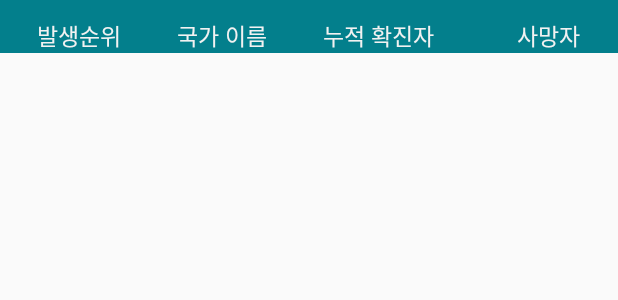
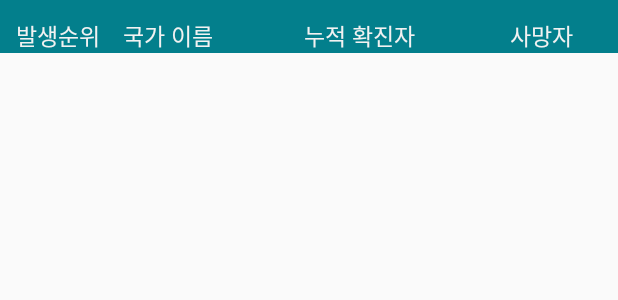
Before and after one commit to KinggodChanJong/coronaCheck1, an Android app: the layout fragment_menu3.xml on its own in the app's theme, with its tools: preview values and no code run, on a phone screen of 412 x 824 dp. Shown: the top 300 px of the screen. Run offline under Robolectric (Android 15) with nearby library versions, the phone set to English and light mode, and no system bars; Roboto replaces fonts that are not available here.

Commit message:
UI-도움말 Ver1.1.0

```diff
--- a/app/src/main/java/com/kang/coronacheck1/FirstStartActivity.java
+++ b/app/src/main/java/com/kang/coronacheck1/FirstStartActivity.java
@@ -19,7 +19,7 @@ import me.relex.circleindicator.CircleIndicator;
 
 public class FirstStartActivity extends AppCompatActivity {
 
-    private int count ;
+    private int count = 0 ;
     HelpAdaprter adapter;
     ViewPager viewPager;
     @Override
--- a/app/src/main/java/com/kang/coronacheck1/MenuFragment/Menu1Fragment.java
+++ b/app/src/main/java/com/kang/coronacheck1/MenuFragment/Menu1Fragment.java
@@ -244,6 +244,7 @@ public class Menu1Fragment extends Fragment {
                         chart.getAxisRight().setDrawGridLines(false);
                         chart.getXAxis().setDrawGridLines(false);
                         chart.getLegend().setEnabled(false);
+                        chart.setDescription(null);
 
                         //요일 아래 나오게
                         xAxis.setPosition(XAxis.XAxisPosition.BOTTOM);
@@ -251,6 +252,7 @@ public class Menu1Fragment extends Fragment {
                         yRAxis.setDrawLabels(false);
                         yRAxis.setDrawAxisLine(false);
                         yRAxis.setDrawGridLines(false);
+
 
                         //데이터 셋
                         BarData data = new BarData(days, bardataset);// MPAndroidChart v3.X 오류 발생
--- a/app/src/main/java/com/kang/coronacheck1/QrcodeActivity.java
+++ b/app/src/main/java/com/kang/coronacheck1/QrcodeActivity.java
@@ -17,8 +17,6 @@ import android.widget.Button;
 
 import androidx.appcompat.app.AppCompatActivity;
 
-import com.google.android.material.floatingactionbutton.FloatingActionButton;
-import com.nhn.android.naverlogin.OAuthLogin;
 
 import java.io.File;
 
--- a/app/src/main/res/layout/fragment_menu3.xml
+++ b/app/src/main/res/layout/fragment_menu3.xml
@@ -18,8 +18,7 @@
             android:layout_height="wrap_content"
             android:layout_toRightOf="@id/tv_world_frag_daily"
             android:layout_marginTop="12dp"
-            android:layout_marginLeft="15dp"
-            android:layout_weight="0.9"
+            android:layout_weight="0.8"
             android:gravity="center_horizontal"
             android:text="발생순위"
             android:textSize="15dp"
@@ -29,9 +28,9 @@
             android:id="@+id/tv_world_frag_title"
             android:layout_width="0dp"
             android:layout_height="wrap_content"
-            android:layout_marginLeft="20dp"
+            android:layout_marginLeft="3dp"
             android:layout_marginTop="12dp"
-            android:layout_weight="0.9"
+            android:layout_weight="0.65"
             android:gravity="center_horizontal"
             android:text="국가 이름"
             android:textSize="15dp"
@@ -41,10 +40,10 @@
             android:id="@+id/tv_world_frag_patient"
             android:layout_width="0dp"
             android:layout_height="wrap_content"
+            android:layout_marginLeft="18dp"
             android:layout_toRightOf="@id/tv_world_frag_title"
             android:layout_marginTop="12dp"
-            android:layout_marginLeft="20dp"
-            android:layout_weight="1.1"
+            android:layout_weight="1.6"
             android:gravity="center_horizontal"
             android:text="누적 확진자"
             android:textSize="15dp"
@@ -54,10 +53,10 @@
             android:id="@+id/tv_world_frag_daily"
             android:layout_width="0dp"
             android:layout_height="wrap_content"
+            android:layout_marginLeft="2dp"
             android:layout_toRightOf="@id/tv_world_frag_patient"
             android:layout_marginTop="12dp"
-            android:layout_marginLeft="20dp"
-            android:layout_weight="1.1"
+            android:layout_weight="0.85"
             android:gravity="center_horizontal"
             android:text="사망자"
             android:textSize="15dp"
--- a/app/src/main/res/layout/item_city.xml
+++ b/app/src/main/res/layout/item_city.xml
@@ -31,7 +31,6 @@
                 android:id="@+id/tv_city_item_title"
                 android:layout_width="0dp"
                 android:layout_height="wrap_content"
-                android:layout_marginLeft="15dp"
                 android:gravity="center"
                 android:layout_marginTop="5dp"
                 android:layout_marginBottom="5dp"
```
Also changed, not shown: app/src/main/res/layout/activity_qrcode.xml (+3 -4 lines), app/src/main/res/layout/fragment_menu2.xml (+6 -11 lines), app/src/main/res/layout/item_world.xml (+7 -7 lines), app/src/main/res/drawable-v24/back_white.png (added), app/src/main/res/drawable-v24/back_white3.png (added), app/src/main/res/drawable-v24/help4.png.
